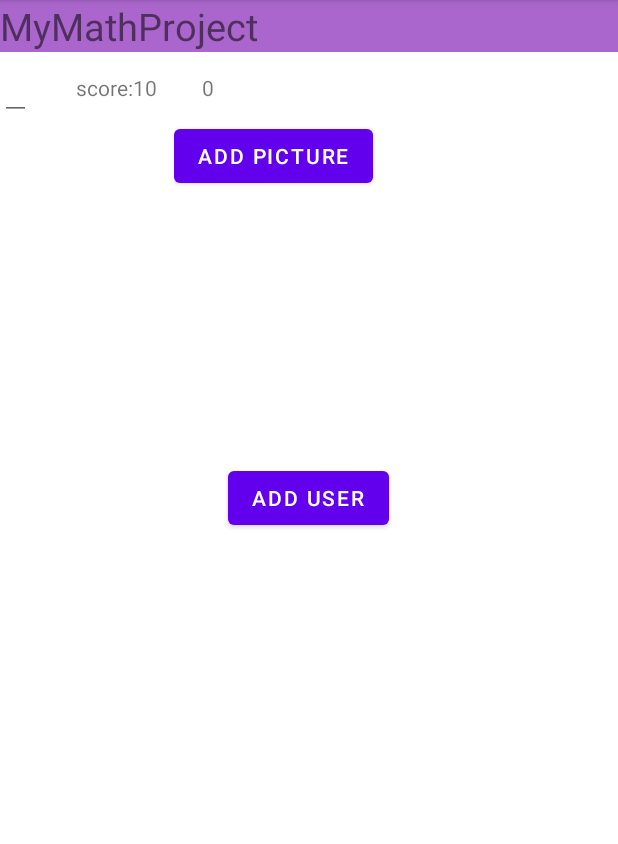
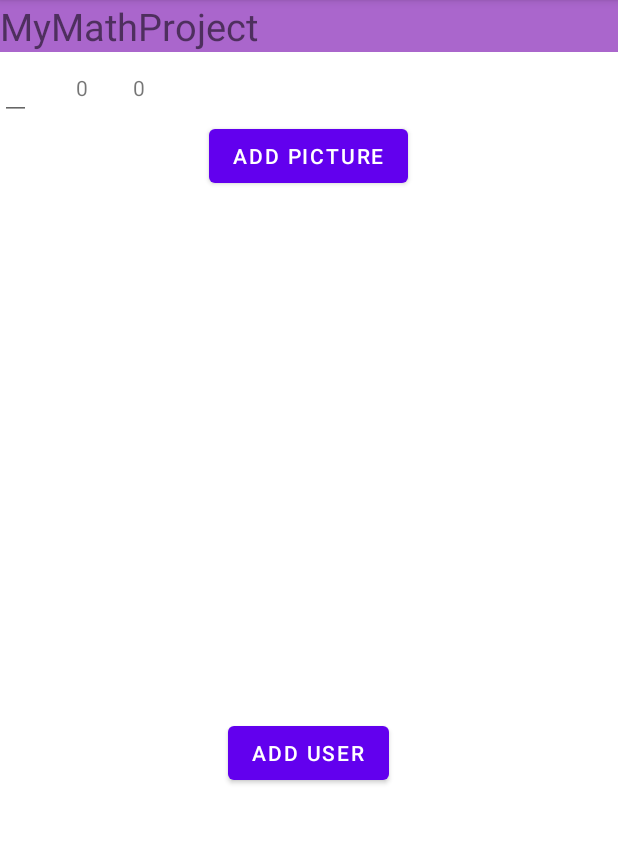
Before and after one commit to haghispin12/MathProject_TOM_M, an Android app: the fragment ShowUsersFragment placed in its activity, on a phone screen of 412 x 824 dp, the part 84-928 px from its top. Run offline under Robolectric (Android 15) with nearby library versions, the phone set to English and light mode, and no system bars; 1 statement that could not run was skipped.

Commit message:
version9 i finish matala 7 including score;

```diff
--- a/app/src/main/java/com/tom/mathproject_tom_m/ShowUsersFragment.java
+++ b/app/src/main/java/com/tom/mathproject_tom_m/ShowUsersFragment.java
@@ -29,6 +29,7 @@ public class ShowUsersFragment extends Fragment {
 
 Vm MainViewmodel;
 TextView user1;
+    TextView score12345;
     TextView rate23;
     Button picture;
     Uri uri;
@@ -74,6 +75,8 @@ TextView user1;
     }
 
     private void initView(View view) {
+        score12345=view.findViewById(R.id.score12345);
+        score12345.setText(MainViewmodel.getUserScore());
      user1=view.findViewById(R.id.user1);
         user1.setText(MainViewmodel.getUsername());
       rate23=view.findViewById(R.id.rate23);
--- a/app/src/main/java/com/tom/mathproject_tom_m/User.java
+++ b/app/src/main/java/com/tom/mathproject_tom_m/User.java
@@ -4,6 +4,7 @@ public class User {
     private String Name;
     private int Score;
     private int Rate;
+
 
     public int getScore() {
         return Score;
@@ -28,4 +29,7 @@ public class User {
     public void setRate(int rate) {
         Rate = rate;
     }
+    public void updateScore(int scorePoints){
+        Score+=scorePoints;
+    }
 }
--- a/app/src/main/java/com/tom/mathproject_tom_m/Vm.java
+++ b/app/src/main/java/com/tom/mathproject_tom_m/Vm.java
@@ -61,5 +61,12 @@ public Boolean check(String str1){
     public String getUsername(){
     return user.getName();
     }
+    public String getUserScore(){
+    String S10=  "" +user.getScore();
+    return S10;
+    }
+    public void updateUserScore(int ScorePoints){
+    user.updateScore(ScorePoints);
+    }
 
 }
--- a/app/src/main/res/layout/fragment_show_users.xml
+++ b/app/src/main/res/layout/fragment_show_users.xml
@@ -34,7 +34,7 @@
             android:layout_height="wrap_content"
             android:text="score:10"
             android:layout_marginLeft="30dp"
-            android:id="@+id/score"
+            android:id="@+id/score12345"
             />
 
         <TextView
@@ -54,17 +54,22 @@
             android:layout_width="wrap_content"
             android:layout_height="wrap_content"
             android:text="Add Picture"
-            android:id="@+id/picture"/>
+            android:id="@+id/picture"
+            android:layout_gravity="center"
+            />
         <ImageView
-            android:layout_width="180dp"
-            android:layout_height="180dp"
-            android:id="@+id/pic1"/>
+            android:layout_width="250dp"
+            android:layout_height="350dp"
+            android:id="@+id/pic1"
+            android:layout_gravity="center"/>
         <Button
             android:layout_width="wrap_content"
             android:layout_height="wrap_content"
             android:text="Add user"
             android:layout_gravity="center"
-            android:id="@+id/adduser"/>
+            android:id="@+id/adduser"
+
+            />
     </LinearLayout>
 
 
```
Also changed, not shown: app/src/main/java/com/tom/mathproject_tom_m/MainActivity.java (+8 -4 lines).
